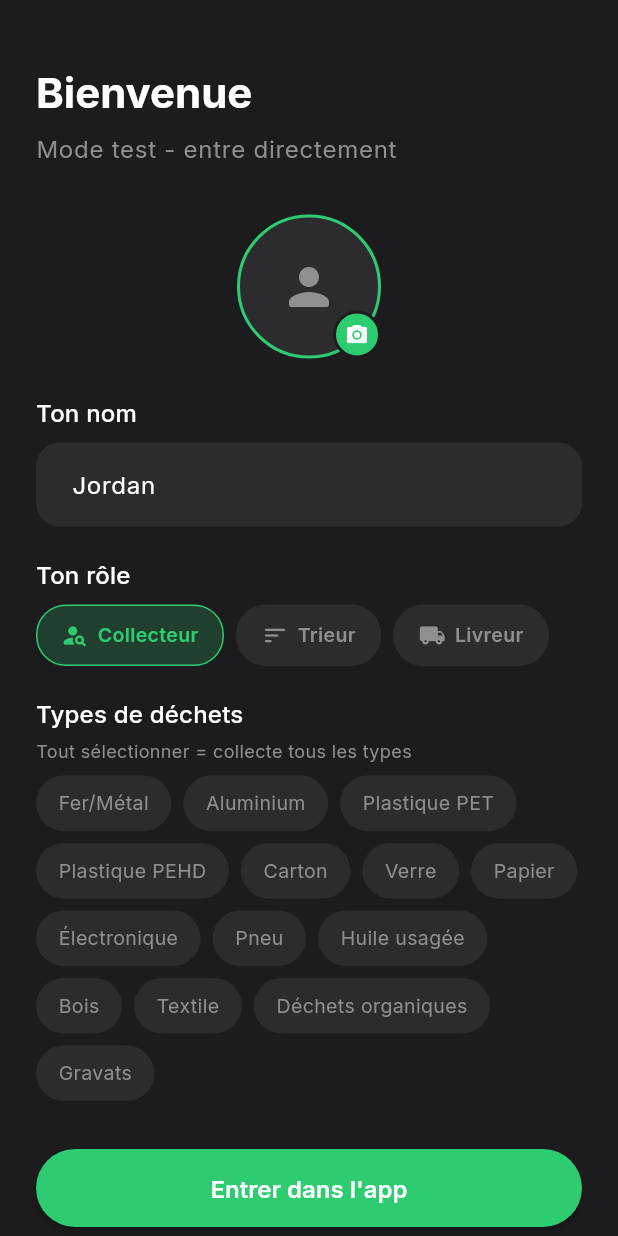
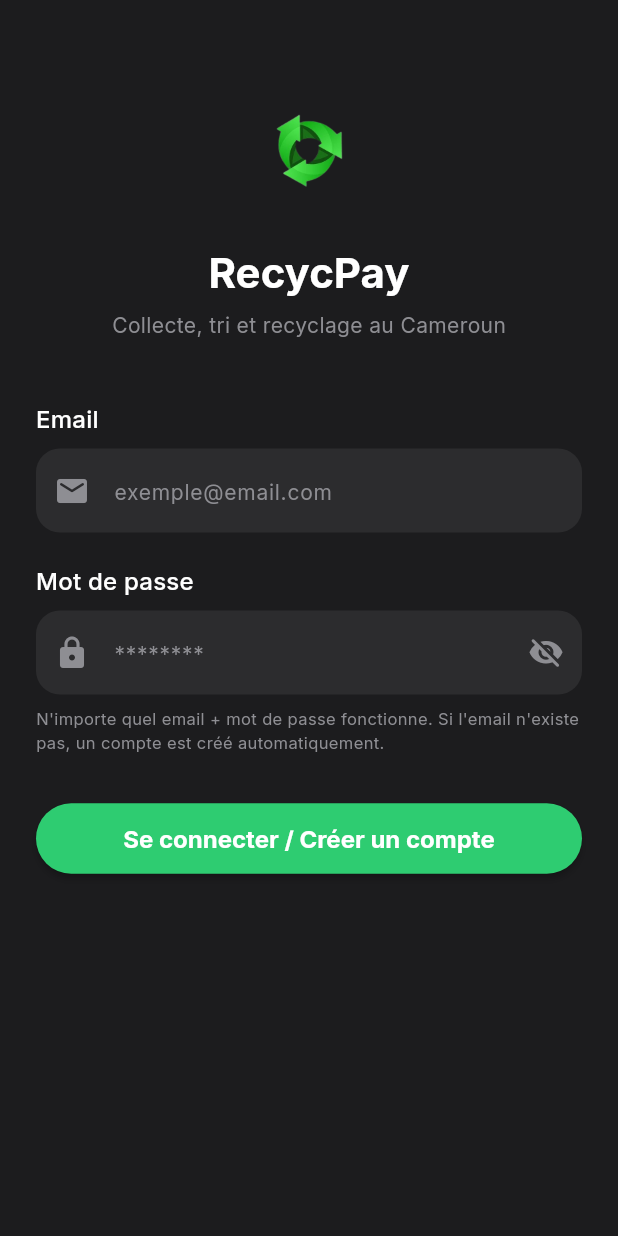
Before and after one commit to yannjordy/recylpay, a Flutter app: the LoginScreen screen opened by its route, on a phone screen of 412 x 824 dp. Run offline on Flutter 3.47's test engine with Material 3 defaults, Android fonts, the phone set to English and light mode, and no system bars; our stand-ins replace dio, flutter_map, flutter_secure_storage, geolocator, google_fonts, image_picker and 3 more; accounts and stored records are empty.

Commit message:
Add email/password auth with SharedPreferences storage

```diff
--- a/lib/screens/login_screen.dart
+++ b/lib/screens/login_screen.dart
@@ -1,12 +1,7 @@
-import 'dart:io';
 import 'package:flutter/material.dart';
-import 'package:image_picker/image_picker.dart';
 import 'package:provider/provider.dart';
-import 'package:uuid/uuid.dart';
-import '../models/user_model.dart';
 import '../providers/auth_provider.dart';
 import '../theme/app_theme.dart';
-import '../widgets/pill_button.dart';
 
 class LoginScreen extends StatefulWidget {
   const LoginScreen({super.key});
@@ -16,56 +11,29 @@ class LoginScreen extends StatefulWidget {
 }
 
 class _LoginScreenState extends State<LoginScreen> {
-  final _nameController = TextEditingController(text: 'Jordan');
-  String _selectedRole = 'collecteur';
-  File? _profileImage;
-  Set<String> _selectedTypes = {};
-
-  final _wasteTypes = [
-    'Fer/Métal', 'Aluminium', 'Plastique PET', 'Plastique PEHD',
-    'Carton', 'Verre', 'Papier', 'Électronique',
-    'Pneu', 'Huile usagée', 'Bois', 'Textile',
-    'Déchets organiques', 'Gravats',
-  ];
+  final _emailCtrl = TextEditingController();
+  final _passwordCtrl = TextEditingController();
+  bool _obscure = true;
 
   @override
   void dispose() {
-    _nameController.dispose();
+    _emailCtrl.dispose();
+    _passwordCtrl.dispose();
     super.dispose();
   }
 
-  Future<void> _pickImage() async {
-    final picker = ImagePicker();
-    final image = await picker.pickImage(source: ImageSource.gallery, maxWidth: 256);
-    if (image != null) setState(() => _profileImage = File(image.path));
-  }
-
-  void _enterApp() {
+  Future<void> _connect() async {
     final auth = context.read<AuthProvider>();
-    final name = _nameController.text.trim().isEmpty ? 'Utilisateur' : _nameController.text.trim();
-    final types = _selectedTypes.isEmpty ? ['Tout'] : _selectedTypes.toList();
-
-    final mockUser = UserModel(
-      id: const Uuid().v4(),
-      phone: '+237690000000',
-      name: name,
-      role: _selectedRole,
-      balance: 25000,
-      rating: 4.5,
-      completedMissions: 12,
-      isOnline: true,
-      latitude: 4.0511,
-      longitude: 9.7679,
-      photoUrl: null,
-      collectedTypes: types,
-    );
-
-    auth.setMockUser(mockUser);
-    Navigator.pushReplacementNamed(context, '/home');
+    final ok = await auth.login(_emailCtrl.text.trim(), _passwordCtrl.text);
+    if (ok && mounted) {
+      Navigator.pushReplacementNamed(context, '/home');
+    }
   }
 
   @override
   Widget build(BuildContext context) {
+    final auth = context.watch<AuthProvider>();
+
     return Scaffold(
       backgroundColor: AppColors.dark,
       body: SafeArea(
@@ -74,104 +42,71 @@ class _LoginScreenState extends State<LoginScreen> {
           child: Column(
             crossAxisAlignment: CrossAxisAlignment.start,
             children: [
+              const SizedBox(height: 40),
+              Center(
+                child: ClipRRect(
+                  borderRadius: BorderRadius.circular(20),
+                  child: Image.asset('assets/images/logo.png', width: 80, height: 80, fit: BoxFit.cover),
+                ),
+              ),
               const SizedBox(height: 20),
-              Text('Bienvenue', style: Theme.of(context).textTheme.headlineLarge),
+              Center(
+                child: Text('RecycPay', style: Theme.of(context).textTheme.headlineLarge?.copyWith(fontSize: 28)),
+              ),
               const SizedBox(height: 8),
-              Text(
-                'Mode test - entre directement',
-                style: Theme.of(context).textTheme.bodyLarge?.copyWith(color: AppColors.grey),
+              const Center(child: Text('Collecte, tri et recyclage au Cameroun', style: TextStyle(color: AppColors.grey, fontSize: 14))),
+              const SizedBox(height: 40),
+              Text('Email', style: Theme.of(context).textTheme.titleMedium),
+              const SizedBox(height: 8),
+              TextField(
+                controller: _emailCtrl,
+                keyboardType: TextInputType.emailAddress,
+                decoration: const InputDecoration(
+                  hintText: 'exemple@email.com',
+                  prefixIcon: Icon(Icons.email_rounded, color: AppColors.grey),
+                ),
               ),
-              const SizedBox(height: 32),
-              Center(
-                child: GestureDetector(
-                  onTap: _pickImage,
-                  child: Stack(
-                    children: [
-                      Container(
-                        width: 96, height: 96,
-                        decoration: BoxDecoration(
-                          shape: BoxShape.circle,
-                          color: AppColors.softBlack,
-                          border: Border.all(color: AppColors.green, width: 2),
-                          image: _profileImage != null
-                              ? DecorationImage(image: FileImage(_profileImage!), fit: BoxFit.cover)
-                              : null,
-                        ),
-                        child: _profileImage == null
-                            ? const Icon(Icons.person_rounded, color: AppColors.grey, size: 40)
-                            : null,
-                      ),
-                      Positioned(
-                        bottom: 0, right: 0,
-                        child: Container(
-                          padding: const EdgeInsets.all(6),
-                          decoration: BoxDecoration(
-                            color: AppColors.green,
-                            shape: BoxShape.circle,
-                            border: Border.all(color: AppColors.dark, width: 2),
-                          ),
-                          child: const Icon(Icons.camera_alt_rounded, color: Colors.white, size: 16),
-                        ),
-                      ),
-                    ],
+              const SizedBox(height: 20),
+              Text('Mot de passe', style: Theme.of(context).textTheme.titleMedium),
+              const SizedBox(height: 8),
+              TextField(
+                controller: _passwordCtrl,
+                obscureText: _obscure,
+                decoration: InputDecoration(
+                  hintText: '********',
+                  prefixIcon: const Icon(Icons.lock_rounded, color: AppColors.grey),
+                  suffixIcon: IconButton(
+                    icon: Icon(_obscure ? Icons.visibility_off_rounded : Icons.visibility_rounded, color: AppColors.grey),
+                    onPressed: () => setState(() => _obscure = !_obscure),
                   ),
                 ),
               ),
-              const SizedBox(height: 24),
-              Text('Ton nom', style: Theme.of(context).textTheme.titleMedium),
               const SizedBox(height: 8),
-              TextField(
-                controller: _nameController,
-                decoration: const InputDecoration(hintText: 'Entre ton nom'),
-              ),
-              const SizedBox(height: 20),
-              Text('Ton rôle', style: Theme.of(context).textTheme.titleMedium),
-              const SizedBox(height: 8),
-              Row(
-                children: [
-                  _roleChip('collecteur', Icons.person_search_rounded),
-                  const SizedBox(width: 8),
-                  _roleChip('trieur', Icons.sort_rounded),
-                  const SizedBox(width: 8),
-                  _roleChip('livreur', Icons.local_shipping_rounded),
-                ],
-              ),
-              const SizedBox(height: 20),
-              Text('Types de déchets', style: Theme.of(context).textTheme.titleMedium),
-              const SizedBox(height: 4),
-              Text('Tout sélectionner = collecte tous les types',
-                  style: const TextStyle(color: AppColors.grey, fontSize: 12)),
-              const SizedBox(height: 8),
-              Wrap(
-                spacing: 8, runSpacing: 8,
-                children: _wasteTypes.map((type) {
-                  final isSelected = _selectedTypes.contains(type);
-                  return GestureDetector(
-                    onTap: () {
-                      setState(() {
-                        isSelected ? _selectedTypes.remove(type) : _selectedTypes.add(type);
-                      });
-                    },
-                    child: Container(
-                      padding: const EdgeInsets.symmetric(horizontal: 14, vertical: 8),
-                      decoration: BoxDecoration(
-                        color: isSelected ? AppColors.green.withValues(alpha: 0.2) : AppColors.softBlack,
-                        borderRadius: BorderRadius.circular(20),
-                        border: Border.all(color: isSelected ? AppColors.green : Colors.transparent),
-                      ),
-                      child: Text(type, style: TextStyle(
-                        color: isSelected ? AppColors.green : AppColors.grey,
-                        fontSize: 13,
-                      )),
-                    ),
-                  );
-                }).toList(),
-              ),
+              const Text('N\'importe quel email + mot de passe fonctionne. Si l\'email n\'existe pas, un compte est créé automatiquement.', style: TextStyle(color: AppColors.grey, fontSize: 11)),
               const SizedBox(height: 32),
-              PillButton(
+              if (auth.error != null)
+                Container(
+                  width: double.infinity,
+                  padding: const EdgeInsets.all(10),
+                  margin: const EdgeInsets.only(bottom: 16),
+                  decoration: BoxDecoration(color: AppColors.red.withValues(alpha: 0.1), borderRadius: BorderRadius.circular(10)),
+                  child: Text(auth.error!, style: const TextStyle(color: AppColors.red, fontSize: 13)),
+                ),
+              SizedBox(
                 width: double.infinity,
-                label: 'Entrer dans l\'app',
-                onTap: _enterApp,
+                child: ElevatedButton(
+                  onPressed: auth.isLoading ? null : _connect,
+                  style: ElevatedButton.styleFrom(
+                    backgroundColor: AppColors.green,
+                    foregroundColor: Colors.white,
+                    padding: const EdgeInsets.symmetric(vertical: 14),
+                    shape: RoundedRectangleBorder(borderRadius: BorderRadius.circular(50)),
+                    disabledBackgroundColor: AppColors.green.withValues(alpha: 0.3),
+                  ),
+                  child: auth.isLoading
+                      ? const SizedBox(width: 20, height: 20, child: CircularProgressIndicator(strokeWidth: 2, color: Colors.white))
+                      : const Text('Se connecter / Créer un compte', style: TextStyle(fontSize: 16, fontWeight: FontWeight.bold)),
+                ),
               ),
             ],
           ),
@@ -179,34 +114,4 @@ class _LoginScreenState extends State<LoginScreen> {
       ),
     );
   }
-
-  Widget _roleChip(String role, IconData icon) {
-    final isSelected = _selectedRole == role;
-    return GestureDetector(
-      onTap: () => setState(() => _selectedRole = role),
-      child: Container(
-        padding: const EdgeInsets.symmetric(horizontal: 16, vertical: 10),
-        decoration: BoxDecoration(
-          color: isSelected ? AppColors.green.withValues(alpha: 0.2) : AppColors.softBlack,
-          borderRadius: BorderRadius.circular(20),
-          border: Border.all(color: isSelected ? AppColors.green : Colors.transparent),
-        ),
-        child: Row(
-          mainAxisSize: MainAxisSize.min,
-          children: [
-            Icon(icon, size: 18, color: isSelected ? AppColors.green : AppColors.grey),
-            const SizedBox(width: 6),
-            Text(
-              role == 'collecteur' ? 'Collecteur' : role == 'trieur' ? 'Trieur' : 'Livreur',
-              style: TextStyle(
-                color: isSelected ? AppColors.green : AppColors.grey,
-                fontWeight: FontWeight.w600,
-                fontSize: 13,
-              ),
-            ),
-          ],
-        ),
-      ),
-    );
-  }
 }
--- a/lib/screens/settings_screen.dart
+++ b/lib/screens/settings_screen.dart
@@ -55,7 +55,11 @@ class _SettingsScreenState extends State<SettingsScreen> {
     if (_newPhoto != null) {
       data['photo_url'] = _newPhoto!.path;
     }
-    await auth.updateProfile(data);
+    await auth.updateProfile(
+      name: data['name'] as String?,
+      role: data['role'] as String?,
+      collectedTypes: data['collected_types'] != null ? List<String>.from(data['collected_types'] as List) : null,
+    );
     setState(() => _isSaving = false);
     if (mounted) {
       ScaffoldMessenger.of(context).showSnackBar(
```
Also changed, not shown: lib/providers/auth_provider.dart (+114 -106 lines), 6 other files.
